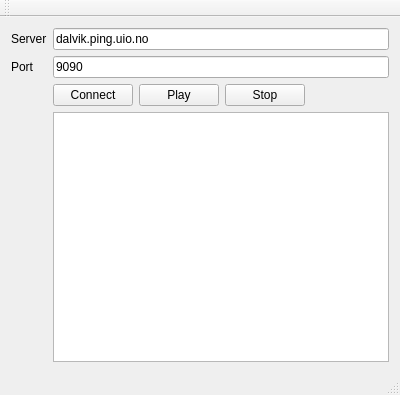
Before: the Qt Designer form MultiplayerMusic-client/mainwindow.ui in Islandstone/multiplayermuisc, drawn with Qt 5.
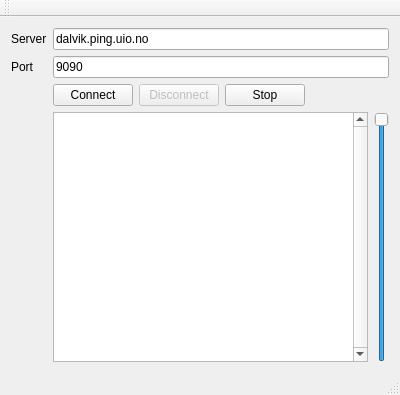
After: the same form once the commit is applied.

Patch:
```diff
--- a/MultiplayerMusic-client/mainwindow.ui
+++ b/MultiplayerMusic-client/mainwindow.ui
@@ -64,9 +64,12 @@
          </widget>
         </item>
         <item>
-         <widget class="QPushButton" name="playButton">
+         <widget class="QPushButton" name="disconnectButton">
+          <property name="enabled">
+           <bool>false</bool>
+          </property>
           <property name="text">
-           <string>Play</string>
+           <string>Disconnect</string>
           </property>
          </widget>
         </item>
@@ -79,15 +82,41 @@
         </item>
        </layout>
       </item>
-      <item row="3" column="1">
-       <widget class="QTextEdit" name="textEdit">
-        <property name="sizePolicy">
-         <sizepolicy hsizetype="Expanding" vsizetype="Expanding">
-          <horstretch>0</horstretch>
-          <verstretch>0</verstretch>
-         </sizepolicy>
-        </property>
-       </widget>
+      <item row="4" column="1">
+       <layout class="QHBoxLayout" name="horizontalLayout_2">
+        <item>
+         <widget class="QTextEdit" name="console">
+          <property name="enabled">
+           <bool>true</bool>
+          </property>
+          <property name="verticalScrollBarPolicy">
+           <enum>Qt::ScrollBarAlwaysOn</enum>
+          </property>
+          <property name="horizontalScrollBarPolicy">
+           <enum>Qt::ScrollBarAlwaysOff</enum>
+          </property>
+          <property name="readOnly">
+           <bool>true</bool>
+          </property>
+         </widget>
+        </item>
+        <item>
+         <widget class="QSlider" name="volumeSlider">
+          <property name="maximum">
+           <number>100</number>
+          </property>
+          <property name="sliderPosition">
+           <number>100</number>
+          </property>
+          <property name="orientation">
+           <enum>Qt::Vertical</enum>
+          </property>
+          <property name="invertedAppearance">
+           <bool>false</bool>
+          </property>
+         </widget>
+        </item>
+       </layout>
       </item>
      </layout>
     </item>
```
Left out of the diff: 4 changed lines with no effect on the pictures.
